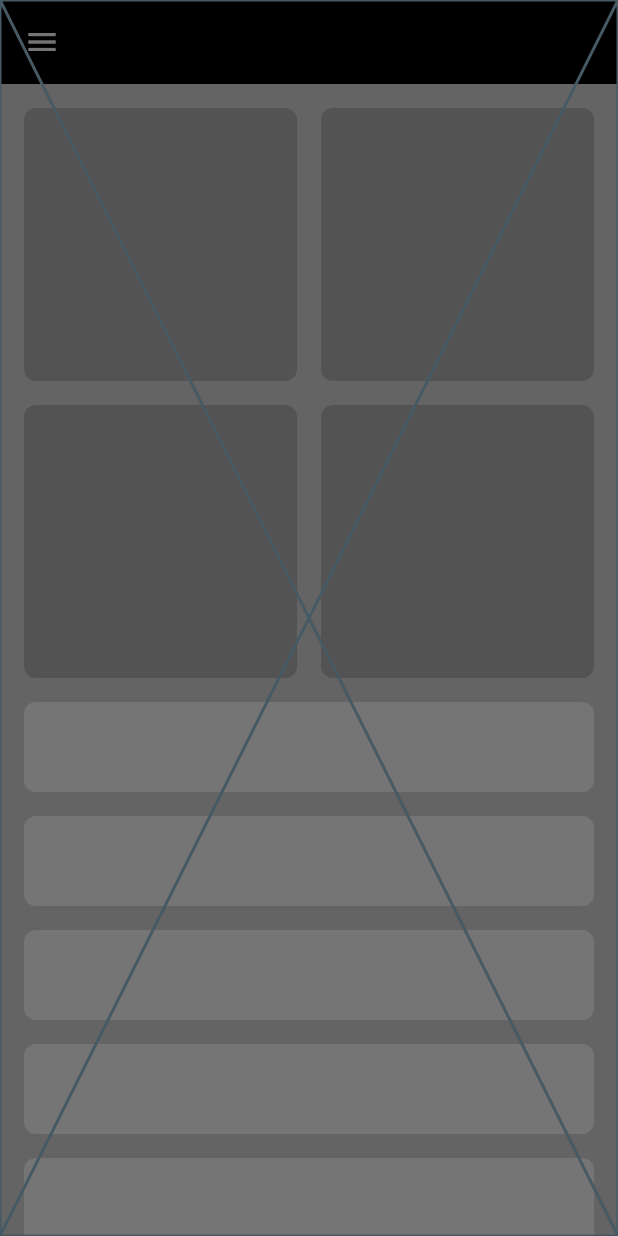
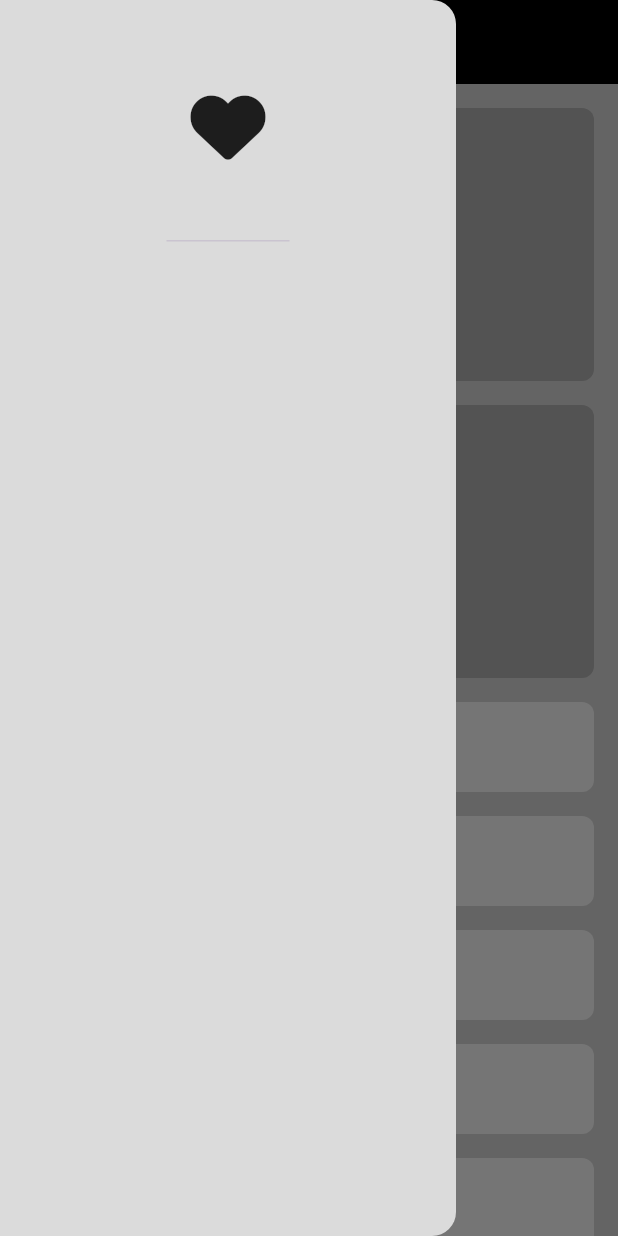
Before and after one commit to Omar-Tmam/Flutter-Projects-no.2, a Flutter app: the screen it shows after launch, with the side drawer open, on a phone screen of 412 x 824 dp. Run offline on Flutter 3.47's test engine with Material 3 defaults, Android fonts, the phone set to English and light mode, and no system bars; our stand-ins replace bloc, cached_network_image, dartz, dio, equatable, flutter_bloc and 7 more.

Commit message:
add drawer widget

```diff
--- a/adaptive_app/lib/widgets/custom_drawer.dart
+++ b/adaptive_app/lib/widgets/custom_drawer.dart
@@ -1,10 +1,23 @@
 import 'package:flutter/material.dart';
+import 'package:font_awesome_flutter/font_awesome_flutter.dart';
 
 class CustomDrawer extends StatelessWidget {
   const CustomDrawer({super.key});
 
   @override
   Widget build(BuildContext context) {
-    return const Placeholder();
+    return Drawer(
+      backgroundColor: Color(0xffdbdbdb),
+      child: Column(
+        children: [
+          DrawerHeader(
+            child: Icon(
+              FontAwesomeIcons.solidHeart,
+              size: 50,
+            ),
+          )
+        ],
+      ),
+    );
   }
 }
--- a/adaptive_app/pubspec.yaml
+++ b/adaptive_app/pubspec.yaml
@@ -34,6 +34,7 @@ dependencies:
   # The following adds the Cupertino Icons font to your application.
   # Use with the CupertinoIcons class for iOS style icons.
   cupertino_icons: ^1.0.8
+  font_awesome_flutter: ^10.8.0
 
 dev_dependencies:
   flutter_test:
```
Also changed, not shown: adaptive_app/pubspec.lock.
